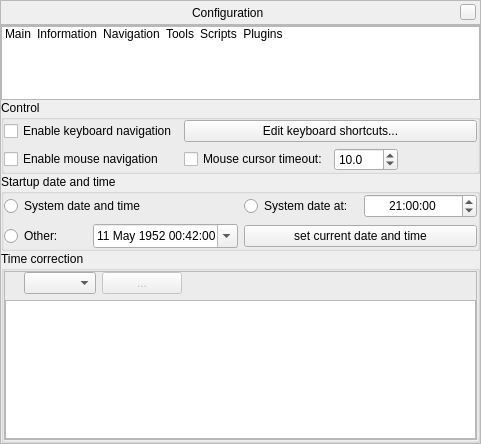
Before: the Qt Designer form src/gui/configurationDialog.ui in 519984307/stellarium_src, drawn with Qt 5.
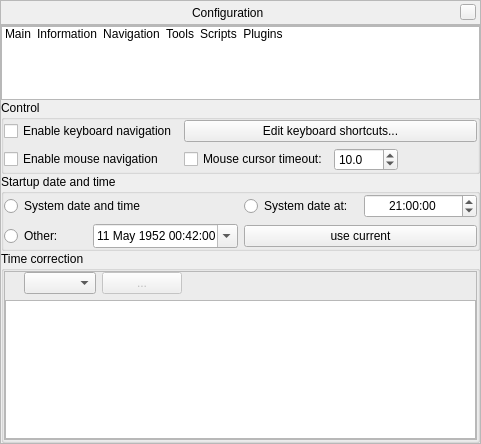
After: the same form once the commit is applied. Icons and pictures are not drawn. Custom widgets are drawn as their Qt base class.

Commit message: button 'use current' now use local date and time

Patch:
```diff
--- a/src/gui/configurationDialog.ui
+++ b/src/gui/configurationDialog.ui
@@ -693,7 +693,7 @@
              <item row="2" column="1">
               <widget class="QPushButton" name="fixedDateTimeCurrentButton">
                <property name="text">
-                <string>set current date and time</string>
+                <string>use current</string>
                </property>
               </widget>
              </item>
```
Left out of the diff: 3 changed lines with no effect on the pictures. The commit also changes 1 other file.
